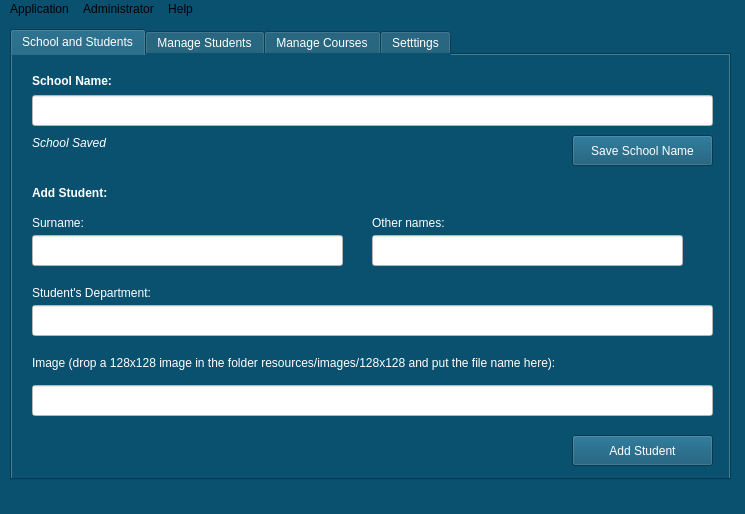
Qt form adminArea.ui (josephrexme/registron) before a commit.
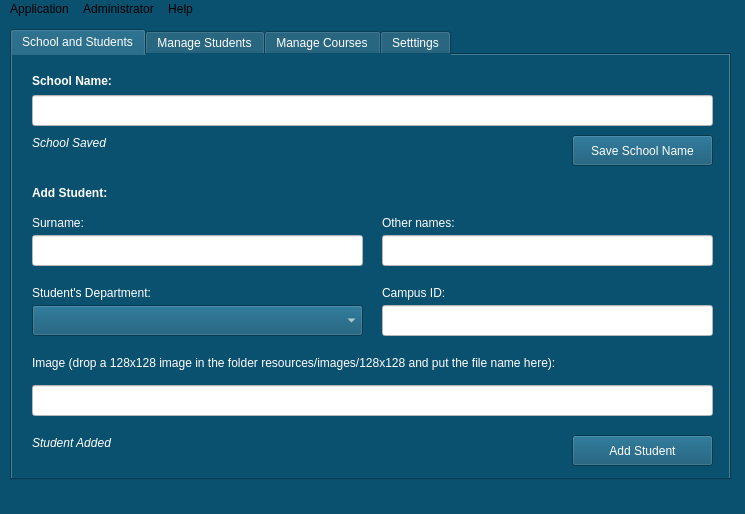
The same form after that commit. Icons and pictures are not drawn.

Commit message: Form validation for adding students implemented

Diff of the .ui file:
```diff
--- a/adminArea.ui
+++ b/adminArea.ui
@@ -124,7 +124,7 @@
      <widget class="QLabel" name="othernamesLabel">
       <property name="geometry">
        <rect>
-        <x>360</x>
+        <x>370</x>
         <y>160</y>
         <width>101</width>
         <height>16</height>
@@ -227,21 +227,8 @@
       <property name="geometry">
        <rect>
         <x>20</x>
-        <y>250</y>
-        <width>681</width>
-        <height>31</height>
-       </rect>
-      </property>
-      <property name="styleSheet">
-       <string notr="true">background:white;color:black;</string>
-      </property>
-     </widget>
-     <widget class="QLineEdit" name="lineEdit_3">
-      <property name="geometry">
-       <rect>
-        <x>20</x>
         <y>180</y>
-        <width>311</width>
+        <width>331</width>
         <height>31</height>
        </rect>
       </property>
@@ -252,9 +239,9 @@
      <widget class="QLineEdit" name="lineEdit_4">
       <property name="geometry">
        <rect>
-        <x>360</x>
+        <x>370</x>
         <y>180</y>
-        <width>311</width>
+        <width>331</width>
         <height>31</height>
        </rect>
       </property>
@@ -275,6 +262,63 @@
        <string notr="true">background:white;color:black;</string>
       </property>
      </widget>
+     <widget class="QLabel" name="studentSaved">
+      <property name="geometry">
+       <rect>
+        <x>20</x>
+        <y>380</y>
+        <width>231</width>
+        <height>16</height>
+       </rect>
+      </property>
+      <property name="font">
+       <font>
+        <italic>true</italic>
+       </font>
+      </property>
+      <property name="text">
+       <string>Student Added</string>
+      </property>
+     </widget>
+     <widget class="QLineEdit" name="campusID">
+      <property name="geometry">
+       <rect>
+        <x>370</x>
+        <y>250</y>
+        <width>331</width>
+        <height>31</height>
+       </rect>
+      </property>
+      <property name="styleSheet">
+       <string notr="true">background:white;color:black;</string>
+      </property>
+     </widget>
+     <widget class="QLabel" name="campusIDLabel">
+      <property name="geometry">
+       <rect>
+        <x>370</x>
+        <y>230</y>
+        <width>101</width>
+        <height>16</height>
+       </rect>
+      </property>
+      <property name="text">
+       <string>Campus ID:</string>
+      </property>
+     </widget>
+     <widget class="QComboBox" name="studentDept">
+      <property name="geometry">
+       <rect>
+        <x>20</x>
+        <y>250</y>
+        <width>331</width>
+        <height>31</height>
+       </rect>
+      </property>
+      <property name="styleSheet">
+       <string notr="true">background: rgb(10, 80, 111); color:white;</string>
+      </property>
+     </widget>
     </widget>
     <widget class="QWidget" name="studentsTab">
      <attribute name="title">
```
Left out of the diff: 41 changed lines with no effect on the pictures. The commit also changes 8 other files.
